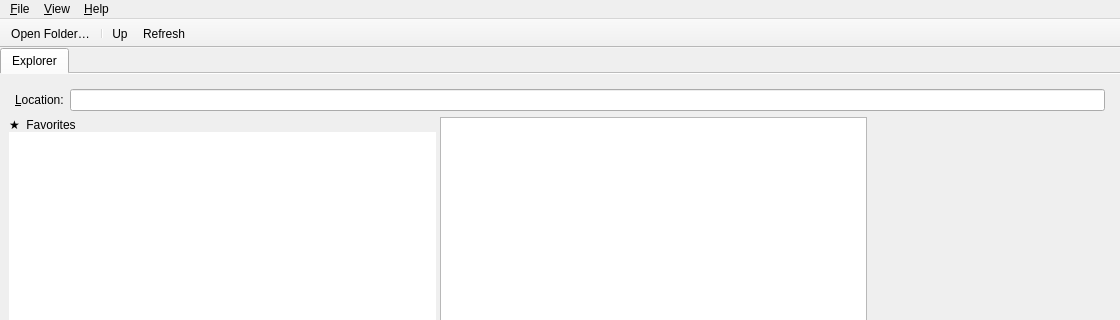
First picture: the form in src/mainwindow.ui, repository sstucke/cualpdf, before the edit; both pictures show x 0 to 1120 and y 0 to 320 of the 1120 by 720 pixel window.
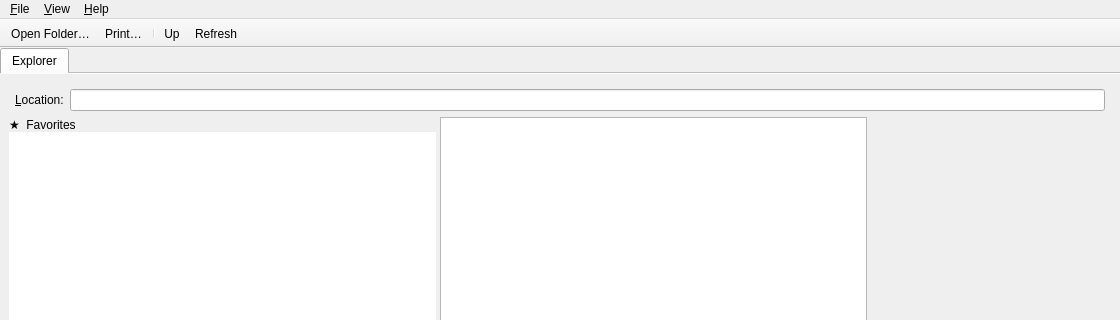
Second picture: the form after the edit. Icons and pictures are not drawn.

Diff of the .ui file:
```diff
--- a/src/mainwindow.ui
+++ b/src/mainwindow.ui
@@ -420,11 +420,23 @@
     <bool>false</bool>
    </attribute>
    <addaction name="actionOpenFolder"/>
+   <addaction name="actionPrint"/>
    <addaction name="separator"/>
    <addaction name="actionGoUp"/>
    <addaction name="actionRefresh"/>
   </widget>
   <widget class="QStatusBar" name="statusbar"/>
+  <action name="actionPrint">
+   <property name="text">
+    <string>&amp;Print…</string>
+   </property>
+   <property name="shortcut">
+    <string notr="true">Ctrl+P</string>
+   </property>
+   <property name="icon">
+    <iconset theme="document-print"/>
+   </property>
+  </action>
   <action name="actionOpenFolder">
    <property name="text">
     <string>&amp;Open Folder…</string>
```
Left out of the diff: 1 changed line with no effect on the pictures.
